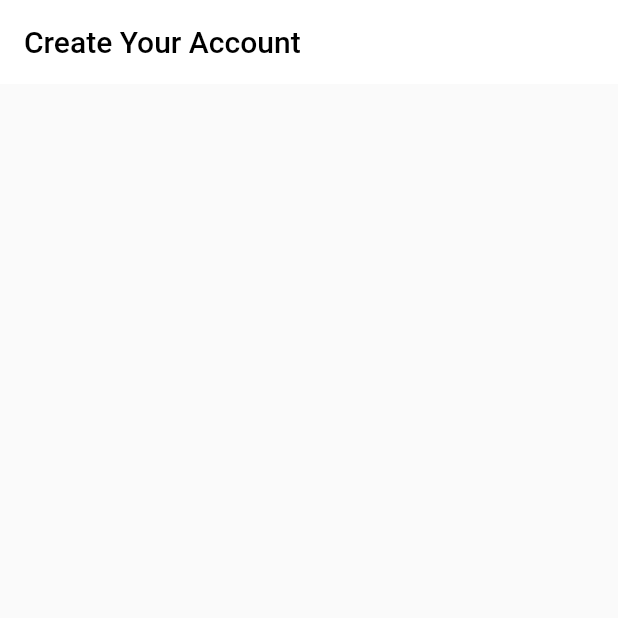
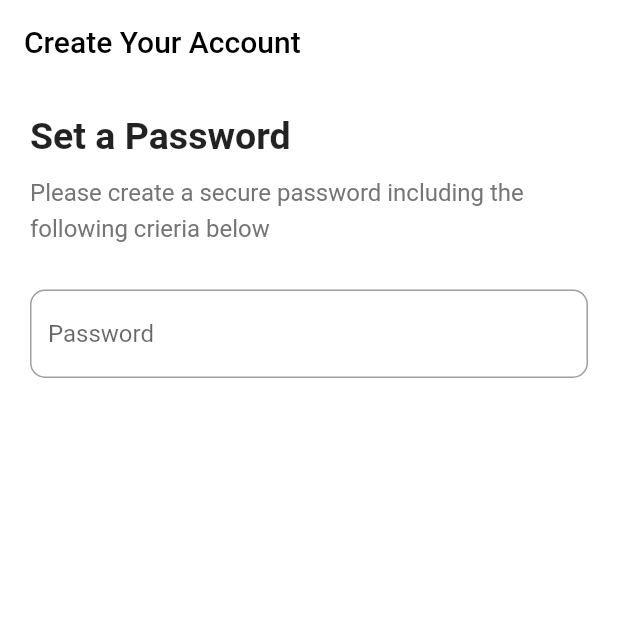
Before and after one commit to Danushan99/Password_Validation, a Flutter app: the screen it shows after launch, on a phone screen of 412 x 824 dp, the top half of it. Run offline on Flutter 3.47's test engine with Material 2 defaults, Android fonts, the phone set to English and light mode, and no system bars.

Commit message:
password

```diff
--- a/lib/main.dart
+++ b/lib/main.dart
@@ -1,4 +1,5 @@
 import 'package:flutter/material.dart';
+import 'package:flutter/widgets.dart';
 
 void main() {
   runApp(const MyApp());
@@ -26,6 +27,7 @@ class _HomePageState extends State<HomePage> {
   Widget build(BuildContext context) {
     return Scaffold(
       appBar: AppBar(
+        // ignore: prefer_const_constructors
         title: Text(
           "Create Your Account",
           style: TextStyle(color: Colors.black),
@@ -33,6 +35,38 @@ class _HomePageState extends State<HomePage> {
         elevation: 0,
         backgroundColor: Colors.white,
       ),
+      body: Container(
+        color: Colors.white,
+        padding: EdgeInsets.symmetric(horizontal: 20, vertical: 20),
+        child: Column(
+          crossAxisAlignment: CrossAxisAlignment.start,
+          children: [
+            Text(
+              "Set a Password ",
+              style: TextStyle(fontSize: 25, fontWeight: FontWeight.bold),
+            ),
+            SizedBox(
+              height: 10,
+            ),
+            Text(
+              "Please create a secure password including the following crieria below",
+              style: TextStyle(
+                  fontSize: 16, height: 1.5, color: Colors.grey.shade600),
+            ),
+            SizedBox(
+              height: 30,
+            ),
+            TextField(
+              decoration: InputDecoration(
+                  border: OutlineInputBorder(
+                    borderRadius: BorderRadius.circular(10),
+                    borderSide: BorderSide(color: Colors.black),
+                  ),
+                  hintText: "Password"),
+            )
+          ],
+        ),
+      ),
     );
   }
 }
```
